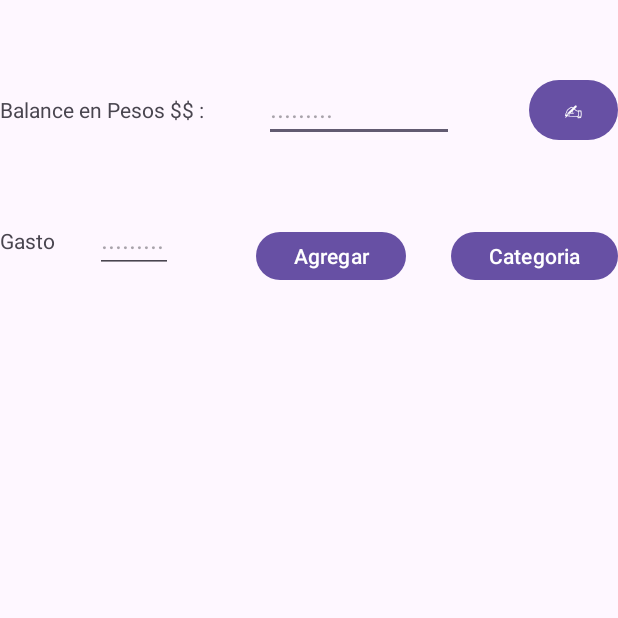
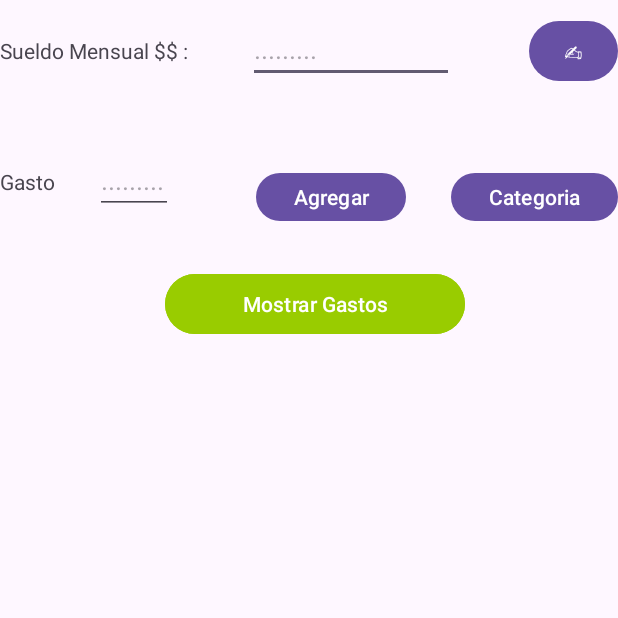
Before and after one commit to ValentinoBorgo/Spendify, an Android app: the fragment BalanceFragment shown on its own in the app's theme, on a phone screen of 412 x 824 dp, the top half of it. Run offline under Robolectric (Android 15) with nearby library versions, the phone set to English and light mode, and no system bars.

Commit message:
V Prototipo Final 1.0.8

```diff
--- a/app/src/main/AndroidManifest.xml
+++ b/app/src/main/AndroidManifest.xml
@@ -14,9 +14,9 @@
         tools:targetApi="31">
         <activity
             android:name=".MenuPrincipal"
+            android:windowSoftInputMode="adjustPan"
             android:exported="false"
             android:theme="@style/Theme.P1.NoActionBar" >
-
         </activity>
         <activity
             android:name=".MainActivity"
--- a/app/src/main/java/com/example/p1/activity/ui/slideshow/BalanceFragment.java
+++ b/app/src/main/java/com/example/p1/activity/ui/slideshow/BalanceFragment.java
@@ -4,22 +4,52 @@ import android.os.Bundle;
 import android.view.LayoutInflater;
 import android.view.View;
 import android.view.ViewGroup;
+import android.widget.Button;
+import android.widget.EditText;
+import android.widget.Toast;
 
 import androidx.annotation.NonNull;
 import androidx.fragment.app.Fragment;
 
+import com.example.p1.R;
 import com.example.p1.databinding.FragmentBalanceBinding;
 
 public class BalanceFragment extends Fragment {
 
     private FragmentBalanceBinding binding;
 
+    private View view;
+
     public View onCreateView(@NonNull LayoutInflater inflater,
                              ViewGroup container, Bundle savedInstanceState) {
         binding = FragmentBalanceBinding.inflate(getLayoutInflater());
         View root = binding.getRoot();
+
+        view = inflater.inflate(R.layout.fragment_balance, container, false);
+
         return root;
     }
+
+    /*public void modificarBalance(){
+        EditText campoModificar = view.findViewById(R.id.total);
+        Button btnCambiarTotal = view.findViewById(R.id.cambiarTotal);
+        btnCambiarTotal.setOnClickListener(new View.OnClickListener() {
+            @Override
+            public void onClick(View v) {
+                boolean editar = campoModificar.isEnabled();
+                campoModificar.setEnabled(!editar);
+
+                if(editar){
+                    Toast toast = Toast.makeText(getContext(), "Edicion Finalizada", Toast.LENGTH_SHORT);
+                    toast.show();
+                }else{
+                    Toast toast = Toast.makeText(getContext(), "Edita tu presupuesto", Toast.LENGTH_SHORT);
+                    toast.show();
+                }
+            }
+        });
+    }*/
+
 
     @Override
     public void onDestroyView() {
--- a/app/src/main/res/layout/fragment_balance.xml
+++ b/app/src/main/res/layout/fragment_balance.xml
@@ -9,15 +9,9 @@
     <LinearLayout
         android:layout_width="match_parent"
         android:layout_height="match_parent"
-        android:layout_marginTop="20dp"
-        android:layout_marginBottom="20dp"
-        android:orientation="vertical">
-
-        <TextView
-            android:id="@+id/bienvenida"
-            android:layout_width="match_parent"
-            android:layout_height="wrap_content"
-            android:text="@string/bienvenida" />
+        android:orientation="vertical"
+        tools:layout_editor_absoluteX="0dp"
+        tools:layout_editor_absoluteY="-366dp">
 
         <LinearLayout
             android:layout_width="match_parent"
@@ -34,12 +28,13 @@
 
             <EditText
                 android:id="@+id/total"
-                android:layout_width="wrap_content"
+                android:layout_width="50dp"
                 android:layout_height="wrap_content"
                 android:layout_marginRight="50dp"
                 android:layout_weight="1"
                 android:gravity="left"
                 android:hint="........."
+                android:maxLength="10"
                 android:text="@string/total" />
 
             <Button
@@ -53,7 +48,7 @@
 
         <LinearLayout
             android:layout_width="match_parent"
-            android:layout_height="match_parent"
+            android:layout_height="81dp"
             android:orientation="horizontal">
 
             <TextView
@@ -66,15 +61,16 @@
 
             <EditText
                 android:id="@+id/CategoriaGasto"
-                android:layout_width="wrap_content"
+                android:layout_width="50dp"
                 android:layout_height="wrap_content"
+                android:layout_marginLeft="25dp"
                 android:layout_marginRight="25dp"
-                android:layout_marginLeft="25dp"
                 android:layout_weight="1"
+                android:autofillHints=""
                 android:gravity="left"
                 android:hint="........."
-                android:autofillHints=""
-                android:inputType="" />
+                android:inputType=""
+                tools:text="@string/textoGastos" />
 
             <Button
                 android:id="@+id/btnCategoriaAceptar"
@@ -97,5 +93,17 @@
                 tools:text="@string/btnCategoriaElegir" />
 
         </LinearLayout>
+
+        <Button
+            android:id="@+id/btnMostrarGastos"
+            android:layout_width="200dp"
+            android:layout_height="wrap_content"
+            android:layout_marginStart="110dp"
+            android:layout_weight="0"
+            android:backgroundTint="@android:color/holo_green_light"
+            android:gravity="center"
+            android:text="Mostrar Gastos"
+            tools:text="Mostrar Gastos" />
+
     </LinearLayout>
 </androidx.constraintlayout.widget.ConstraintLayout>
--- a/app/src/main/res/menu/activity_main_drawer.xml
+++ b/app/src/main/res/menu/activity_main_drawer.xml
@@ -4,10 +4,6 @@
     tools:showIn="navigation_view">
 
     <group android:checkableBehavior="single">
-        <item
-            android:id="@+id/nav_home"
-            android:icon="@android:drawable/ic_input_get"
-            android:title="@string/menu_home" />
         <item
             android:id="@+id/nav_profile"
             android:icon="@android:drawable/ic_menu_edit"
--- a/app/src/main/res/navigation/mobile_navigation.xml
+++ b/app/src/main/res/navigation/mobile_navigation.xml
@@ -4,12 +4,6 @@
     xmlns:tools="http://schemas.android.com/tools"
     android:id="@+id/mobile_navigation"
     app:startDestination="@+id/nav_balance">
-
-    <fragment
-        android:id="@+id/nav_home"
-        android:name="com.example.p1.activity.ui.home.HomeFragment"
-        android:label="@string/menu_home"
-        tools:layout="@layout/fragment_home" />
 
     <fragment
         android:id="@+id/nav_profile"
--- a/app/src/main/res/values/strings.xml
+++ b/app/src/main/res/values/strings.xml
@@ -11,17 +11,22 @@
     <string name="nav_header_title">Spendify</string>
     <string name="nav_header_subtitle">spendify.soporte@gmail.com</string>
     <string name="nav_header_desc">Navigation header</string>
-    <string name="action_settings">Settings</string>
+    <string name="action_settings">Ajustes</string>
 
-    <string name="menu_home">Home</string>
+
     <string name="menu_profile">Mi Perfil</string>
-    <string name="menu_balance">Mi Balance</string>
+    <string name="menu_balance">Sueldo y gastos</string>
 
-    <string name="balance">Balance en Pesos $$ :</string>
+    <string name="balance">Sueldo Mensual $$ :</string>
     <string name="total"></string>
     <string name="cambiarTotal">✍</string>
 
     <string name="textGastoCategoria">Gasto</string>
     <string name="btnCategoriaAceptar">Agregar</string>
     <string name="btnCategoriaElegir">Categoria</string>
+    <string name="sueldoPerfil">"Sueldo de "</string>
+    <string name="sueldo">....</string>
+    <string name="listaGastos">Lista de Gastos :</string>
+    <string name="perfilNombre">Saludos </string>
+    <string name="textoGastos" />
 </resources>
```
Also changed, not shown: app/src/main/java/com/example/p1/MenuPrincipal.java (+195 -13 lines), app/src/main/java/com/example/p1/activity/ui/gallery/GalleryFragment.java (+30 -0 lines), app/src/main/java/com/example/p1/activity/ui/gallery/GalleryViewModel.java (added, +19 -0 lines), app/src/main/java/com/example/p1/activity/ui/home/HomeFragment.java (deleted, +0 -7 lines), app/src/main/java/com/example/p1/data/model/Categoria.java (+18 -5 lines), app/src/main/res/layout/fragment_gallery.xml (+56 -11 lines), app/src/main/res/layout/fragment_home.xml (deleted, +0 -22 lines), 1 other file.
